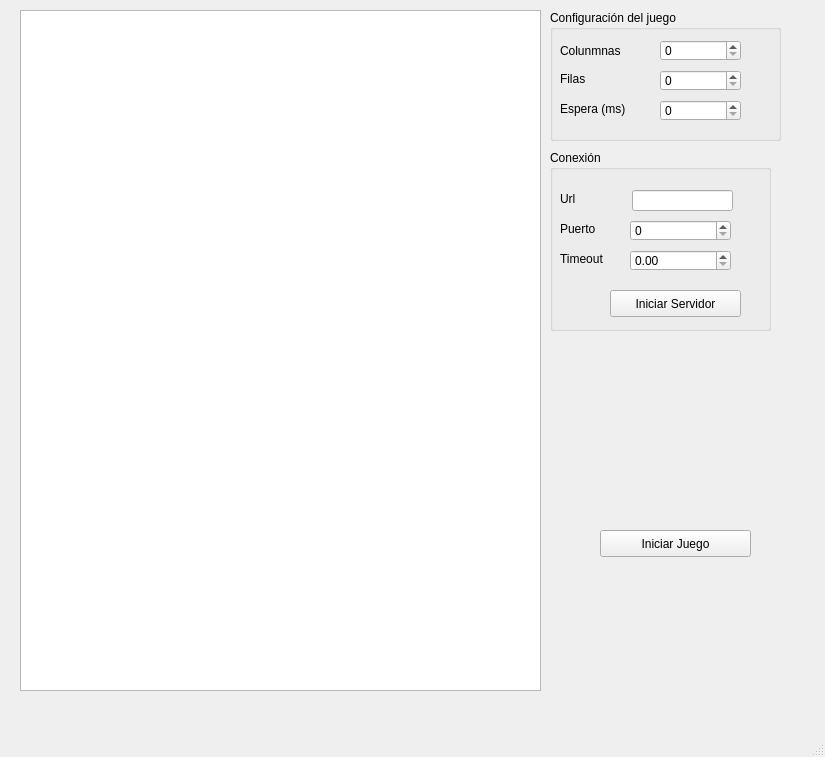
NoraLuna/Practica08-Modelado20171, file servidor.ui: the form before one commit.
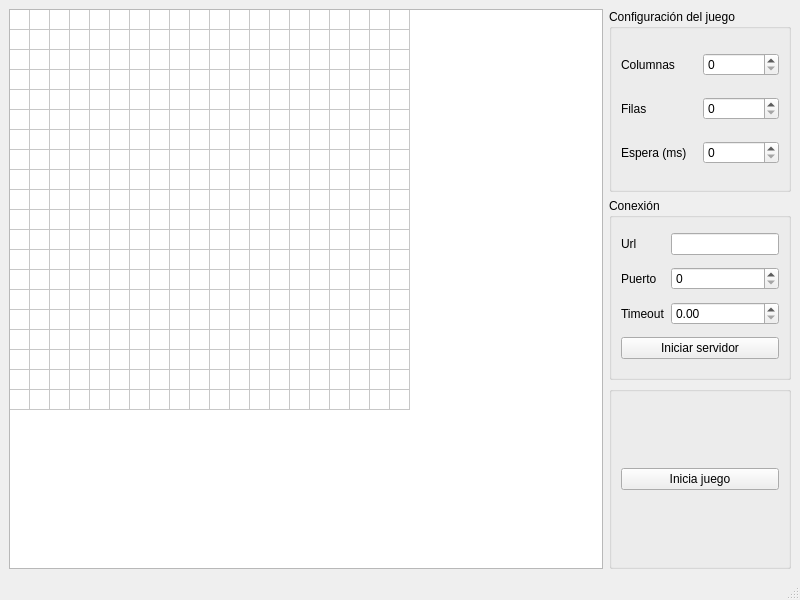
The form after the commit.

Commit message: agregue los archivos .ui actualizados y los .py

What changed in the file:
```diff
--- a/servidor.ui
+++ b/servidor.ui
@@ -6,214 +6,198 @@
    <rect>
     <x>0</x>
     <y>0</y>
-    <width>825</width>
-    <height>757</height>
+    <width>800</width>
+    <height>600</height>
    </rect>
   </property>
   <property name="windowTitle">
    <string>MainWindow</string>
   </property>
   <widget class="QWidget" name="centralwidget">
+   <layout class="QGridLayout" name="gridLayout">
+    <item row="0" column="0">
    <widget class="QTableWidget" name="tableWidget">
-    <property name="geometry">
-     <rect>
-      <x>20</x>
-      <y>10</y>
-      <width>521</width>
-      <height>681</height>
-     </rect>
-    </property>
-   </widget>
-   <widget class="QGroupBox" name="groupBox">
-    <property name="geometry">
-     <rect>
-      <x>550</x>
-      <y>10</y>
-      <width>231</width>
-      <height>131</height>
-     </rect>
-    </property>
+      <property name="rowCount">
+       <number>20</number>
+      </property>
+      <property name="columnCount">
+       <number>20</number>
+      </property>
+      <attribute name="horizontalHeaderVisible">
+       <bool>false</bool>
+      </attribute>
+      <attribute name="horizontalHeaderDefaultSectionSize">
+       <number>20</number>
+      </attribute>
+      <attribute name="horizontalHeaderMinimumSectionSize">
+       <number>1</number>
+      </attribute>
+      <attribute name="verticalHeaderVisible">
+       <bool>false</bool>
+      </attribute>
+      <attribute name="verticalHeaderDefaultSectionSize">
+       <number>20</number>
+      </attribute>
+      <attribute name="verticalHeaderHighlightSections">
+       <bool>true</bool>
+      </attribute>
+      <attribute name="verticalHeaderMinimumSectionSize">
+       <number>1</number>
+      </attribute>
+      <row/>
+      <row/>
+      <row/>
+      <row/>
+      <row/>
+      <row/>
+      <row/>
+      <row/>
+      <row/>
+      <row/>
+      <row/>
+      <row/>
+      <row/>
+      <row/>
+      <row/>
+      <row/>
+      <row/>
+      <row/>
+      <row/>
+      <row/>
+      <column/>
+      <column/>
+      <column/>
+      <column/>
+      <column/>
+      <column/>
+      <column/>
+      <column/>
+      <column/>
+      <column/>
+      <column/>
+      <column/>
+      <column/>
+      <column/>
+      <column/>
+      <column/>
+      <column/>
+      <column/>
+      <column/>
+      <column/>
+     </widget>
+    </item>
+    <item row="0" column="1">
+     <layout class="QVBoxLayout" name="verticalLayout_4">
+      <item>
+       <widget class="QGroupBox" name="groupBox_3">
     <property name="title">
      <string>Configuración del juego</string>
     </property>
+        <layout class="QGridLayout" name="gridLayout_3">
+         <item row="0" column="0">
     <widget class="QLabel" name="label">
-     <property name="geometry">
-      <rect>
-       <x>10</x>
-       <y>30</y>
-       <width>81</width>
-       <height>21</height>
-      </rect>
-     </property>
      <property name="text">
-      <string>Colunmnas</string>
-     </property>
-    </widget>
+            <string>Columnas</string>
+           </property>
+          </widget>
+         </item>
+         <item row="0" column="1">
+          <widget class="QSpinBox" name="spinBox"/>
+         </item>
+         <item row="1" column="0">
     <widget class="QLabel" name="label_2">
-     <property name="geometry">
-      <rect>
-       <x>10</x>
-       <y>60</y>
-       <width>66</width>
-       <height>17</height>
-      </rect>
-     </property>
      <property name="text">
       <string>Filas</string>
      </property>
     </widget>
+         </item>
+         <item row="1" column="1">
+          <widget class="QSpinBox" name="spinBox_2"/>
+         </item>
+         <item row="2" column="0">
     <widget class="QLabel" name="label_3">
-     <property name="geometry">
-      <rect>
-       <x>10</x>
-       <y>90</y>
-       <width>81</width>
-       <height>17</height>
-      </rect>
-     </property>
      <property name="text">
       <string>Espera (ms)</string>
      </property>
     </widget>
-    <widget class="QSpinBox" name="spinBox">
-     <property name="geometry">
-      <rect>
-       <x>110</x>
-       <y>30</y>
-       <width>81</width>
-       <height>21</height>
-      </rect>
-     </property>
-    </widget>
-    <widget class="QSpinBox" name="spinBox_2">
-     <property name="geometry">
-      <rect>
-       <x>110</x>
-       <y>60</y>
-       <width>81</width>
-       <height>21</height>
-      </rect>
-     </property>
-    </widget>
-    <widget class="QSpinBox" name="spinBox_3">
-     <property name="geometry">
-      <rect>
-       <x>110</x>
-       <y>90</y>
-       <width>81</width>
-       <height>21</height>
-      </rect>
-     </property>
-    </widget>
-   </widget>
-   <widget class="QGroupBox" name="groupBox_2">
-    <property name="geometry">
-     <rect>
-      <x>550</x>
-      <y>150</y>
-      <width>221</width>
-      <height>181</height>
-     </rect>
+         </item>
+         <item row="2" column="1">
+          <widget class="QSpinBox" name="spinBox_3"/>
+         </item>
+        </layout>
+       </widget>
+      </item>
+      <item>
+       <widget class="QGroupBox" name="groupBox">
+        <property name="sizePolicy">
+         <sizepolicy hsizetype="Maximum" vsizetype="Preferred">
+          <horstretch>0</horstretch>
+          <verstretch>0</verstretch>
+         </sizepolicy>
     </property>
     <property name="title">
      <string>Conexión</string>
     </property>
+        <layout class="QGridLayout" name="gridLayout_2">
+         <item row="2" column="0">
+          <widget class="QLabel" name="label_6">
+           <property name="text">
+            <string>Timeout</string>
+           </property>
+          </widget>
+         </item>
+         <item row="0" column="0">
     <widget class="QLabel" name="label_4">
-     <property name="geometry">
-      <rect>
-       <x>10</x>
-       <y>40</y>
-       <width>66</width>
-       <height>17</height>
-      </rect>
-     </property>
      <property name="text">
       <string>Url</string>
      </property>
     </widget>
+         </item>
+         <item row="2" column="1">
+          <widget class="QDoubleSpinBox" name="doubleSpinBox"/>
+         </item>
+         <item row="0" column="1">
+          <widget class="QLineEdit" name="lineEdit"/>
+         </item>
+         <item row="1" column="0">
     <widget class="QLabel" name="label_5">
-     <property name="geometry">
-      <rect>
-       <x>10</x>
-       <y>70</y>
-       <width>66</width>
-       <height>17</height>
-      </rect>
-     </property>
      <property name="text">
       <string>Puerto</string>
      </property>
     </widget>
-    <widget class="QLabel" name="label_6">
-     <property name="geometry">
-      <rect>
-       <x>10</x>
-       <y>100</y>
-       <width>66</width>
-       <height>17</height>
-      </rect>
-     </property>
-     <property name="text">
-      <string>Timeout</string>
-     </property>
-    </widget>
-    <widget class="QLineEdit" name="lineEdit">
-     <property name="geometry">
-      <rect>
-       <x>82</x>
-       <y>40</y>
-       <width>101</width>
-       <height>21</height>
-      </rect>
-     </property>
-    </widget>
-    <widget class="QSpinBox" name="spinBox_4">
-     <property name="geometry">
-      <rect>
-       <x>80</x>
-       <y>70</y>
-       <width>101</width>
-       <height>21</height>
-      </rect>
-     </property>
-    </widget>
-    <widget class="QDoubleSpinBox" name="doubleSpinBox">
-     <property name="geometry">
-      <rect>
-       <x>80</x>
-       <y>100</y>
-       <width>101</width>
-       <height>21</height>
-      </rect>
-     </property>
-    </widget>
-    <widget class="QPushButton" name="pushButton">
-     <property name="geometry">
-      <rect>
-       <x>60</x>
-       <y>140</y>
-       <width>131</width>
-       <height>27</height>
-      </rect>
-     </property>
-     <property name="text">
-      <string>Iniciar Servidor</string>
-     </property>
-    </widget>
-   </widget>
+         </item>
+         <item row="1" column="1">
+          <widget class="QSpinBox" name="spinBox_4"/>
+         </item>
+         <item row="3" column="0" colspan="2">
    <widget class="QPushButton" name="pushButton_2">
-    <property name="geometry">
-     <rect>
-      <x>600</x>
-      <y>530</y>
-      <width>151</width>
-      <height>27</height>
-     </rect>
-    </property>
+           <property name="text">
+            <string>Iniciar servidor</string>
+           </property>
+          </widget>
+         </item>
+        </layout>
+       </widget>
+      </item>
+      <item>
+       <widget class="QGroupBox" name="groupBox_2">
+        <property name="title">
+         <string/>
+        </property>
+        <layout class="QGridLayout" name="gridLayout_7">
+         <item row="0" column="0">
+          <widget class="QPushButton" name="pushButton">
     <property name="text">
-     <string>Iniciar Juego</string>
-    </property>
-   </widget>
+            <string>Inicia juego</string>
+           </property>
+          </widget>
+         </item>
+        </layout>
+       </widget>
+      </item>
+     </layout>
+    </item>
+   </layout>
   </widget>
   <widget class="QMenuBar" name="menubar">
    <property name="geometry">
```
Left out of the diff: 4 changed lines with no effect on the pictures. Lines whose indentation alone changed are shown as unchanged. The commit also changes 3 other files.
